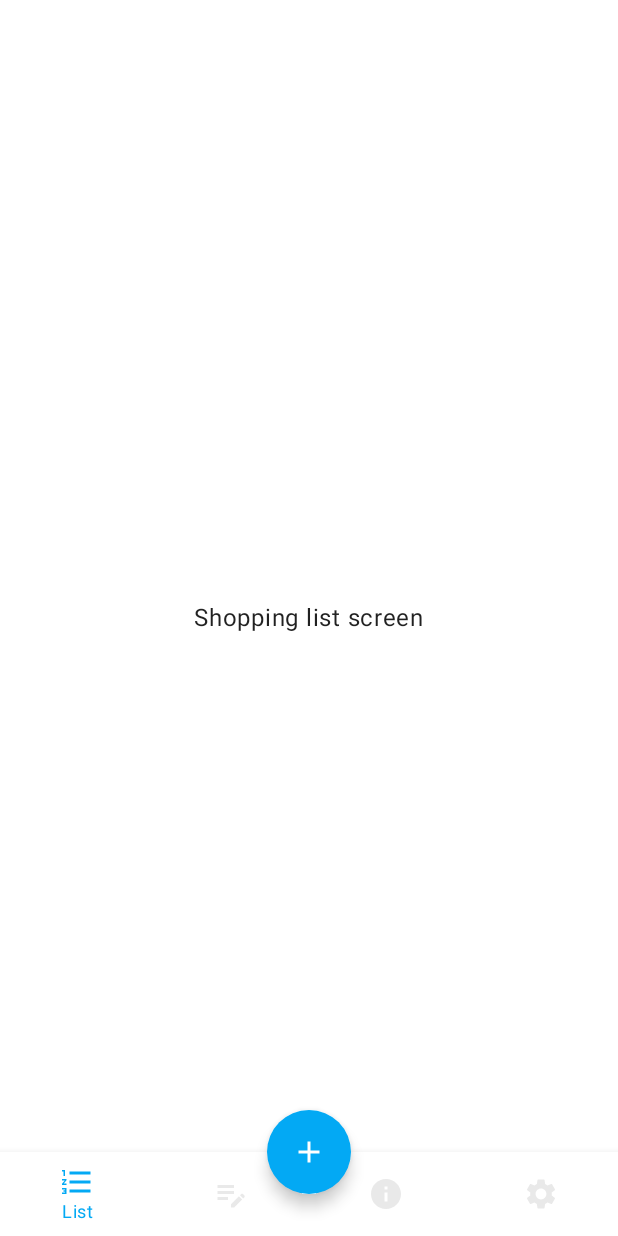
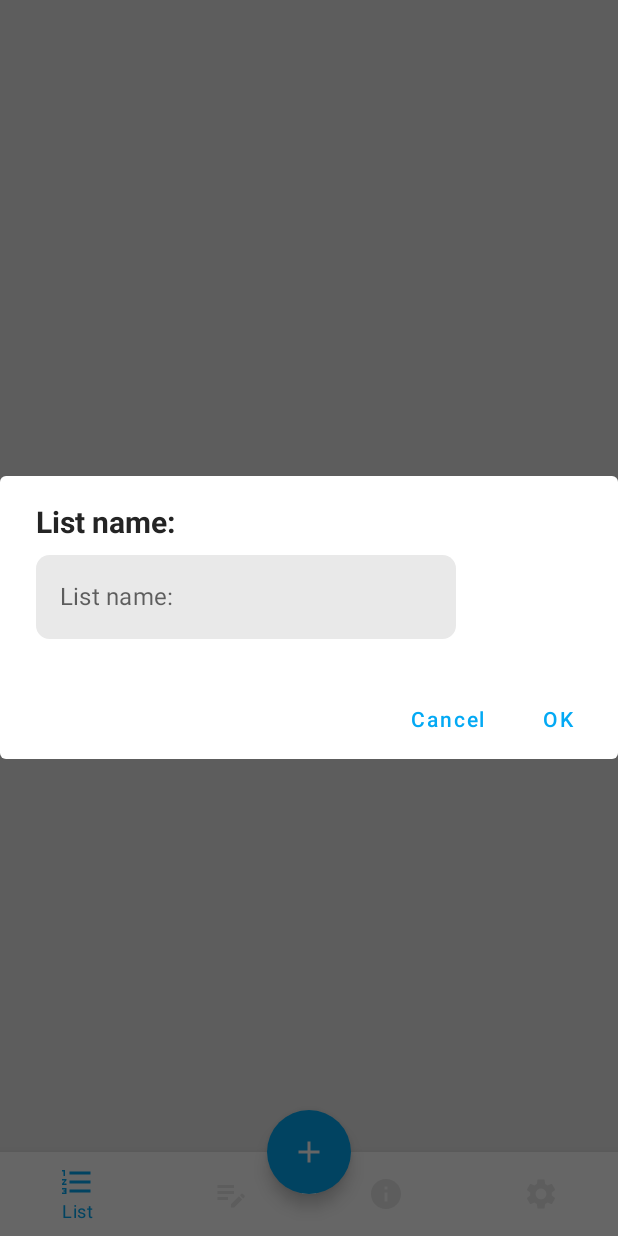
Before and after one commit to GRRais/ShoppingListCompose, an Android app built with Jetpack Compose: the screen it shows after launch (MainActivity), after a tap on "Add", on a phone screen of 412 x 824 dp. Run offline under Robolectric (Android 15) with nearby library versions, the phone set to English and light mode, and no system bars; our stand-ins replace Dagger/Hilt's generated code, Room's generated code.

Commit message:
lesson 21 00.00

```diff
--- a/app/src/main/java/ru/rayanis/shoppinglistcompose/dialog/MainDialog.kt
+++ b/app/src/main/java/ru/rayanis/shoppinglistcompose/dialog/MainDialog.kt
@@ -18,7 +18,7 @@ import androidx.compose.ui.text.font.FontWeight
 import androidx.compose.ui.unit.dp
 import androidx.compose.ui.unit.sp
 import ru.rayanis.shoppinglistcompose.ui.theme.DarkText
-import ru.rayanis.shoppinglistcompose.ui.theme.GreyLight
+import ru.rayanis.shoppinglistcompose.ui.theme.GrayLight
 
 @Composable
 fun MainDialog(
@@ -51,7 +51,7 @@ fun MainDialog(
                                 Text(text = "List name:")
                             },
                             colors = TextFieldDefaults.textFieldColors(
-                                backgroundColor = GreyLight,
+                                backgroundColor = GrayLight,
                                 focusedIndicatorColor = Color.Transparent,
                                 unfocusedIndicatorColor = Color.Transparent
                             ),
--- a/app/src/main/java/ru/rayanis/shoppinglistcompose/main_screen/BottomNav.kt
+++ b/app/src/main/java/ru/rayanis/shoppinglistcompose/main_screen/BottomNav.kt
@@ -1,20 +1,17 @@
 package ru.rayanis.shoppinglistcompose.main_screen
 
-import androidx.compose.foundation.background
 import androidx.compose.material.BottomNavigation
 import androidx.compose.material.BottomNavigationItem
 import androidx.compose.material.Icon
 import androidx.compose.material.Text
 import androidx.compose.runtime.Composable
 import androidx.compose.runtime.getValue
-import androidx.compose.ui.Modifier
 import androidx.compose.ui.graphics.Color
 import androidx.compose.ui.res.painterResource
-import androidx.navigation.NavController
 import androidx.navigation.NavHostController
 import androidx.navigation.compose.currentBackStackEntryAsState
 import ru.rayanis.shoppinglistcompose.ui.theme.BlueLight
-import ru.rayanis.shoppinglistcompose.ui.theme.GreyLight
+import ru.rayanis.shoppinglistcompose.ui.theme.GrayLight
 
 @Composable
 fun BottomNav(
@@ -45,7 +42,7 @@ fun BottomNav(
                     Text(text = bottomNavItem.title)
                 },
                 selectedContentColor = BlueLight,
-                unselectedContentColor = GreyLight,
+                unselectedContentColor = GrayLight,
                 alwaysShowLabel = false
             )
         }
--- a/app/src/main/java/ru/rayanis/shoppinglistcompose/main_screen/MainScreen.kt
+++ b/app/src/main/java/ru/rayanis/shoppinglistcompose/main_screen/MainScreen.kt
@@ -8,13 +8,18 @@ import androidx.compose.material.Scaffold
 import androidx.compose.runtime.Composable
 import androidx.compose.ui.graphics.Color
 import androidx.compose.ui.res.painterResource
+import androidx.hilt.navigation.compose.hiltViewModel
 import androidx.navigation.compose.rememberNavController
 import ru.rayanis.shoppinglistcompose.R
+import ru.rayanis.shoppinglistcompose.dialog.MainDialog
 import ru.rayanis.shoppinglistcompose.navigation.NavigationGraph
+import ru.rayanis.shoppinglistcompose.shopping_list_screen.ShoppingListViewModel
 
 @SuppressLint("UnusedMaterial3ScaffoldPaddingParameter", "UnusedMaterialScaffoldPaddingParameter")
 @Composable
-fun MainScreen() {
+fun MainScreen(
+    viewModel: MainScreenViewModel = hiltViewModel()
+) {
 
     val navController = rememberNavController()
 
@@ -23,7 +28,10 @@ fun MainScreen() {
             BottomNav(navController)
         },
         floatingActionButton = {
-            FloatingActionButton(onClick = {}) {
+            FloatingActionButton(
+                onClick = {
+                    viewModel.onEvent(MainScreenEvent.OnShowEditDialog)
+                }) {
                 Icon(
                     painter = painterResource(id = R.drawable.add_icon),
                     contentDescription = "Add",
@@ -35,5 +43,6 @@ fun MainScreen() {
         isFloatingActionButtonDocked = true
     ) {
         NavigationGraph(navController)
+        MainDialog(viewModel)
     }
 }
--- a/app/src/main/java/ru/rayanis/shoppinglistcompose/main_screen/MainScreenViewModel.kt
+++ b/app/src/main/java/ru/rayanis/shoppinglistcompose/main_screen/MainScreenViewModel.kt
@@ -29,6 +29,7 @@ class MainScreenViewModel @Inject constructor(
     fun onEvent(event: MainScreenEvent) {
         when (event) {
             is MainScreenEvent.OnItemSave -> {
+                if (editableText.value.isEmpty()) return
                 viewModelScope.launch {
                     repository.insertItem(
                         ShoppingListItem(
@@ -52,11 +53,13 @@ class MainScreenViewModel @Inject constructor(
         when (event) {
             is DialogEvent.OnCancel -> {
                 openDialog.value = false
+                editableText.value = ""
             }
 
             is DialogEvent.OnConfirm -> {
                 onEvent(MainScreenEvent.OnItemSave)
                 openDialog.value = false
+                editableText.value = ""
             }
 
             is DialogEvent.OnTextChange -> {
--- a/app/src/main/java/ru/rayanis/shoppinglistcompose/shopping_list_screen/ShoppingListScreen.kt
+++ b/app/src/main/java/ru/rayanis/shoppinglistcompose/shopping_list_screen/ShoppingListScreen.kt
@@ -1,24 +1,35 @@
 package ru.rayanis.shoppinglistcompose.shopping_list_screen
 
+import androidx.compose.foundation.background
+import androidx.compose.foundation.layout.PaddingValues
 import androidx.compose.foundation.layout.fillMaxSize
 import androidx.compose.foundation.layout.wrapContentHeight
 import androidx.compose.foundation.layout.wrapContentWidth
+import androidx.compose.foundation.lazy.LazyColumn
+import androidx.compose.foundation.lazy.items
 import androidx.compose.material.Text
 import androidx.compose.runtime.Composable
+import androidx.compose.runtime.collectAsState
 import androidx.compose.ui.Modifier
+import androidx.compose.ui.unit.dp
 import androidx.hilt.navigation.compose.hiltViewModel
 import ru.rayanis.shoppinglistcompose.dialog.MainDialog
+import ru.rayanis.shoppinglistcompose.ui.theme.GrayLight
 
 @Composable
 fun ShoppingListScreen(
     viewModel: ShoppingListViewModel = hiltViewModel()
 ) {
-    Text(
-        text = "Shopping list screen",
+    val itemsList = viewModel.list.collectAsState(initial = emptyList())
+
+    LazyColumn(
         modifier = Modifier
             .fillMaxSize()
-            .wrapContentHeight()
-            .wrapContentWidth()
-    )
-    MainDialog(viewModel)
+            .background(GrayLight),
+        contentPadding = PaddingValues(bottom = 100.dp)
+    ) {
+        items(itemsList.value) { item ->
+            UiShoppingListItem(item)
+        }
+    }
 }
--- a/app/src/main/java/ru/rayanis/shoppinglistcompose/shopping_list_screen/ShoppingListViewModel.kt
+++ b/app/src/main/java/ru/rayanis/shoppinglistcompose/shopping_list_screen/ShoppingListViewModel.kt
@@ -19,7 +19,7 @@ class ShoppingListViewModel @Inject constructor(
     private val repository: ShoppingListRepository
 ) : ViewModel(), DialogController {
 
-    private val list = repository.getAllItems()
+    val list = repository.getAllItems()
 
     private val _uiEvent = Channel<UiEvent>()
     val uiEvent = _uiEvent.receiveAsFlow()
--- a/app/src/main/java/ru/rayanis/shoppinglistcompose/ui/theme/Color.kt
+++ b/app/src/main/java/ru/rayanis/shoppinglistcompose/ui/theme/Color.kt
@@ -10,6 +10,6 @@ val Purple40 = Color(0xFF6650a4)
 val GreenLight = Color(0x973ACA41)
 val Red = Color(0xA6E91B22)
 val BlueLight = Color(0xFF03A9F4)
-val GreyLight = Color(0xFFE9E9E9)
+val GrayLight = Color(0xFFE9E9E9)
 val DarkText = Color(0xFF242424)
 val LightText = Color(0xFF5C5B5B)
```
Also changed, not shown: app/src/main/java/ru/rayanis/shoppinglistcompose/shopping_list_screen/UiShoppingListItem.kt (+9 -6 lines).
